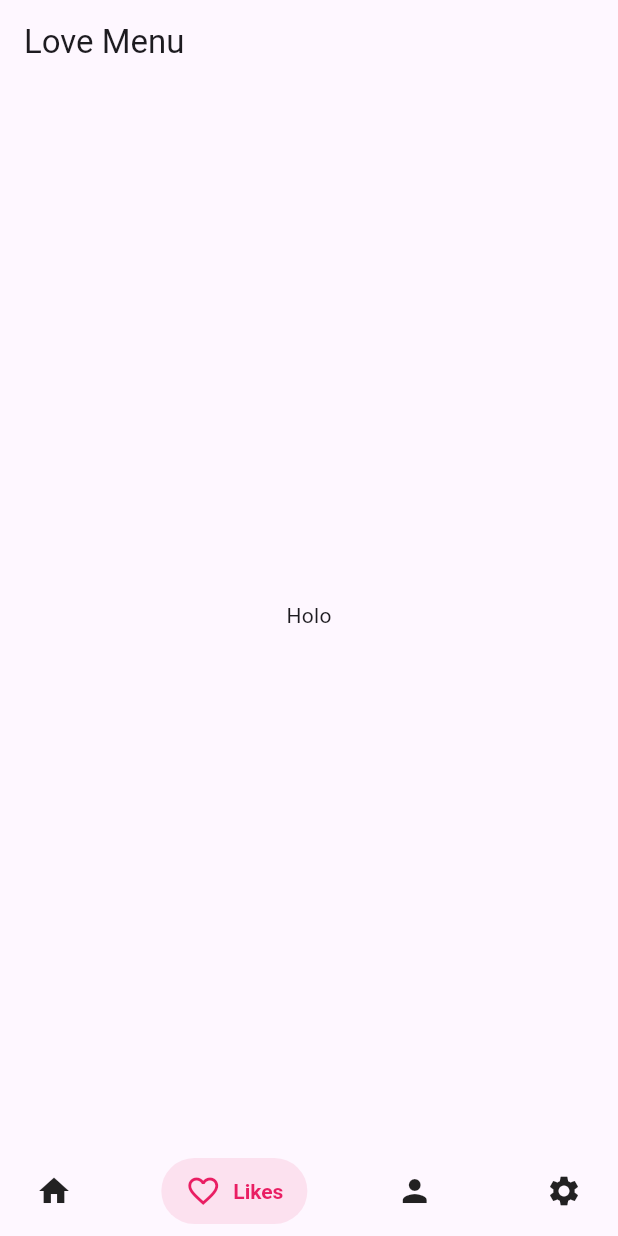
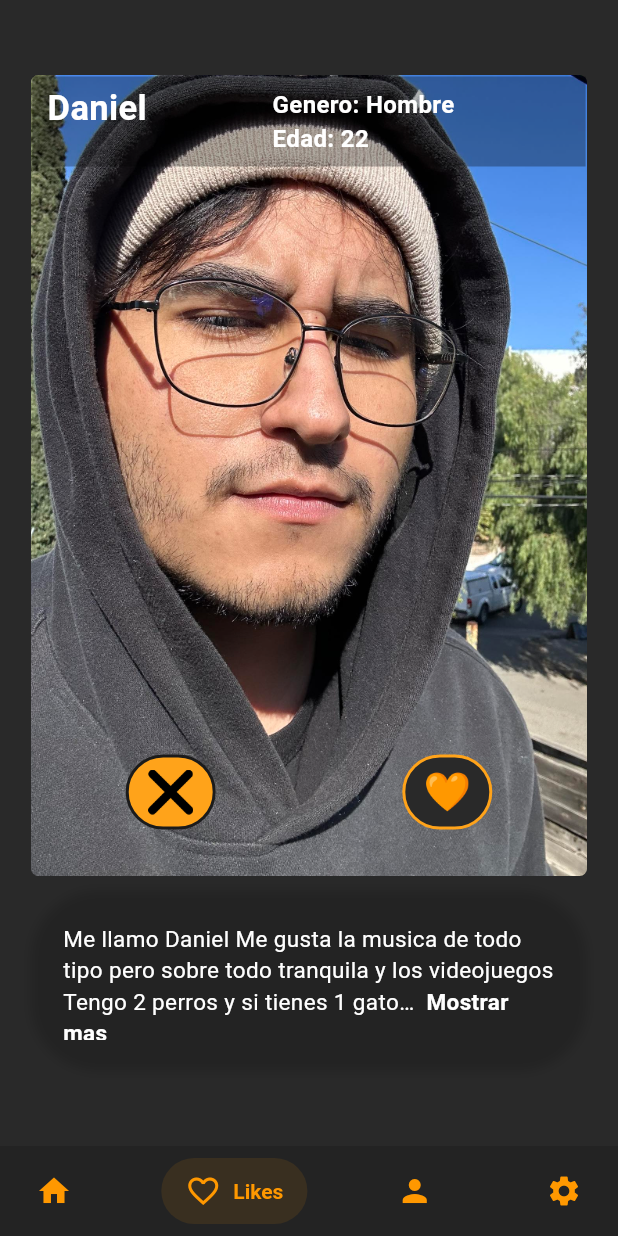
Before and after one commit to Thereaper200/LoveLinkFlutter, a Flutter app: the LoveMenu screen opened directly, item 2 of the bottom bar chosen, on a phone screen of 412 x 824 dp. Run offline on Flutter 3.47's test engine with Material 3 defaults, Android fonts, the phone set to English and light mode, and no system bars; drawn by our look-alikes of readmore, salomon_bottom_bar.

Commit message:
Revision de Anselmo

```diff
--- a/lib/constants.dart
+++ b/lib/constants.dart
@@ -0,0 +1,4 @@
+import 'package:flutter/material.dart';
+
+Color background  = Color(0xff292929);
+Color backgroundNav  = Color(0xff232323);
--- a/lib/main.dart
+++ b/lib/main.dart
@@ -1,6 +1,6 @@
 import 'package:flutter/material.dart';
 import 'views/access/login.dart';
-import 'views/mainmenu.dart';
+import 'views/mainpages/mainmenu.dart';
 
 void main() {
   runApp(const MyApp());
@@ -16,11 +16,12 @@ class MyApp extends StatelessWidget {
     return MaterialApp(
       //debugShowCheckedModeBanner: false,
       title: 'Flutter Demo',
+      debugShowCheckedModeBanner: false,
       theme: ThemeData(
         colorScheme: ColorScheme.fromSeed(seedColor: Colors.deepPurple),
         useMaterial3: true,
       ),
-      home: const LoveMenu(),
+      home: const Login(),
     );
   }
 }
--- a/lib/views/access/login.dart
+++ b/lib/views/access/login.dart
@@ -1,6 +1,8 @@
 import 'package:flutter/material.dart';
 import '../components/lovetextfield.dart';
 import '../components/lovebutton.dart';
+import '../mainpages/mainmenu.dart';
+
 
 class Login extends StatefulWidget {
   const Login({super.key});
@@ -23,7 +25,9 @@ class _LoginState extends State<Login> {
       print("Es necesario una contraseña");
     return;
     }
-    print("Inicio de sesion exitoso");
+    Navigator.push(context,
+        MaterialPageRoute(builder: (context) => const LoveMenu())
+    );
   }
 
   double getTextFieldSize() {
@@ -33,7 +37,9 @@ class _LoginState extends State<Login> {
 
   @override
   Widget build(BuildContext context) {
-    return Scaffold(
+    return PopScope(
+      canPop: false,
+      child: Scaffold(
         body: SafeArea(
           child: Stack(
             children: [
@@ -42,7 +48,7 @@ class _LoginState extends State<Login> {
                 children: [
                   SizedBox(width: double.infinity,),
                   const Spacer(),
-                Image.asset("images/logo.jpeg", height: 200,),
+                  Image.asset("assets/images/logo.jpeg", height: 200,),
                   const Spacer(),
                   LoveTextField(
                     Wsize: getTextFieldSize(),
@@ -74,6 +80,7 @@ class _LoginState extends State<Login> {
             ],
           ),
         ),
+      )
     );
   }
 }
--- a/lib/views/mainmenu.dart
+++ b/lib/views/mainpages/mainmenu.dart
@@ -1,6 +1,7 @@
 import 'package:flutter/material.dart';
-import 'access/login.dart';
+import '../mainpages/matches/matches.dart';
 import 'package:salomon_bottom_bar/salomon_bottom_bar.dart';
+import '../../constants.dart';
 
 class LoveMenu extends StatefulWidget {
   const LoveMenu({Key? key}) : super(key: key);
@@ -13,10 +14,10 @@ class _LoveMenuState extends State<LoveMenu> {
   int _currentIndex = 0;
 
   final List<Widget> _screens = [
-    Login(),
     Center(
-      child: Text('Holo'),
+      child: Text('Home'),
     ),
+    Matches(),
     Center(
       child: Text('Tonotos'),
     ),
@@ -25,43 +26,53 @@ class _LoveMenuState extends State<LoveMenu> {
     )
   ];
 
+  void tabNavigation(int index){
+    setState(() {
+      _currentIndex = index;
+    });
+  }
+
   @override
   Widget build(BuildContext context) {
-    return Scaffold(
-      appBar: AppBar(
-        title: Text('Love Menu'),
-      ),
+    return PopScope(
+      canPop: false,
+      child: Scaffold(
       bottomNavigationBar: SalomonBottomBar(
+        selectedItemColor: Colors.black,
+        unselectedItemColor: Colors.orange,
+        backgroundColor: backgroundNav,
         currentIndex: _currentIndex,
-        onTap: (index) {
-          setState(() {
-            _currentIndex = index;
-          });
-        },
+        onTap: tabNavigation,
         items: [
           SalomonBottomBarItem(
             icon: Icon(Icons.home),
             title: Text("Home"),
-            selectedColor: Colors.purple,
+            selectedColor: Colors.orange,
           ),
           SalomonBottomBarItem(
             icon: Icon(Icons.favorite_border),
             title: Text("Likes"),
-            selectedColor: Colors.pink,
+            selectedColor: Colors.orange,
           ),
           SalomonBottomBarItem(
             icon: Icon(Icons.person),
             title: Text("Profile"),
-            selectedColor: Colors.teal,
+            selectedColor: Colors.orange,
           ),
           SalomonBottomBarItem(
             icon: Icon(Icons.settings),
             title: Text("Config"),
-            selectedColor: Colors.blueGrey,
+            selectedColor: Colors.orange,
           ),
         ],
       ),
-      body: _screens[_currentIndex],
+      body: Stack(
+        children: [
+          Container(color: background,),
+          _screens[_currentIndex]
+        ],
+      ),
+    )
     );
   }
 }
--- /dev/null
+++ b/lib/views/mainpages/matches/components/MatchButton.dart
@@ -0,0 +1,43 @@
+import 'package:flutter/material.dart';
+
+class MatchButton extends StatelessWidget {
+  final Color? colorin;
+  //final IconData icono;
+  //final Color? icono2;
+  final Color? colorbor;
+  final String imagePath;
+
+  const MatchButton({
+    Key? key,
+    required this.colorin,
+    //required this.icono,
+    /*this.icono2,*/ this.colorbor, required this.imagePath,
+  }) : super(key: key);
+
+  @override
+  Widget build(BuildContext context) {
+    return Stack(
+      children: [
+        Container(
+          height: 50,
+          width: 60,
+          decoration: BoxDecoration(
+            color: colorin,
+            borderRadius: BorderRadius.circular(100),
+            border: Border.all(
+              color: colorbor ?? Colors.transparent,
+              width: 2,
+            ),
+          ),
+          child: Center(
+            child: Container(
+                child: Image.asset(imagePath,
+                  height: 30,
+                  width: 30,)
+            ),
+          ),
+        )
+      ],
+    );
+  }
+}
--- /dev/null
+++ b/lib/views/mainpages/matches/components/PositionedText.dart
@@ -0,0 +1,42 @@
+import 'package:flutter/material.dart';
+
+class PositionedText extends StatelessWidget {
+  final String textLabel;
+  final double top;
+  final double left;
+  final double textSize;
+  final double width;
+  final double height;
+
+  const PositionedText(
+      {super.key,
+      required this.textLabel,
+      required this.top,
+      required this.left,
+      required this.textSize,
+      required this.width,
+      required this.height});
+
+  @override
+  Widget build(BuildContext context) {
+    return Positioned(
+      top: top,
+      left: left,
+      child: Container(
+        width: width,
+        height: height,
+        child: Text(
+          textLabel,
+          overflow: TextOverflow.ellipsis,
+          maxLines: 1,
+          softWrap: false,
+          style: TextStyle(
+            color: Colors.white,
+            fontSize: textSize,
+            fontWeight: FontWeight.bold,
+          ),
+        ),
+      ),
+    );
+  }
+}
--- /dev/null
+++ b/lib/views/mainpages/matches/components/ReadMore.dart
@@ -0,0 +1,49 @@
+import 'package:flutter/material.dart';
+import 'package:readmore/readmore.dart';
+
+class ReadMore extends StatelessWidget {
+  final String descripcion;
+
+  const ReadMore({Key? key, required this.descripcion}) : super(key: key);
+
+  @override
+  Widget build(BuildContext context) {
+    return Container(
+      width: 370,
+      height: 120,
+      padding: const EdgeInsets.all(20),
+      decoration: BoxDecoration(
+        border: Border.all(color: Colors.transparent),
+        borderRadius: BorderRadius.all(Radius.circular(45)),
+        boxShadow: const [
+          BoxShadow(
+            color: Color(0xff232323),
+            blurRadius: 5.0,
+            offset: Offset(0, 0),
+          )
+        ],
+      ),
+      child: SingleChildScrollView(
+        child: Expanded(
+          child: ReadMoreText(
+            descripcion,
+            trimLines: 3,
+            textAlign: TextAlign.left,
+            trimMode: TrimMode.Line,
+            trimCollapsedText: ' Mostrar mas',
+            trimExpandedText: ' Mostrar menos',
+            lessStyle: const TextStyle(
+              fontWeight: FontWeight.bold,
+              color: Colors.white,
+            ),
+            moreStyle: const TextStyle(
+              fontWeight: FontWeight.bold,
+              color: Colors.white,
+            ),
+            style: TextStyle(fontSize: 15, color: Colors.white),
+          ),
+        ),
+      ),
+    );
+  }
+}
--- /dev/null
+++ b/lib/views/mainpages/matches/matches.dart
@@ -0,0 +1,160 @@
+import 'package:flutter/material.dart';
+import 'package:flutter/rendering.dart';
+import 'package:lovelink/views/mainpages/matches/components/PositionedText.dart';
+import 'package:lovelink/views/mainpages/matches/components/MatchButton.dart';
+import 'package:lovelink/views/mainpages/matches/components/ReadMore.dart';
+import 'package:lovelink/constants.dart';
+
+
+class Matches extends StatefulWidget {
+  const Matches({super.key});
+
+  @override
+  State<Matches> createState() => _MatchesState();
+}
+
+
+class _MatchesState extends State<Matches> {
+
+  void inputLike() {
+    print("Like");
+  }
+
+  void inputDislike() {
+    print("Dislike");
+  }
+
+
+  @override
+  Widget build(BuildContext context) {
+    return Scaffold(
+      backgroundColor: background,
+      body: SafeArea(
+        child: MatchesCard(
+          onDislike: inputDislike,
+          onlike: inputLike,
+          gender: "Hombre",
+          age: "22",
+          photo: "assets/images/Daniel.jpg",
+          name: "Daniel",
+          info: "Me llamo Daniel Me gusta la musica de todo tipo pero sobre todo tranquila y los videojuegos Tengo 2 perros y si tienes 1 gato podemos conocermos 😊 Espero conocerte pronto!",
+        ),
+      )
+    );
+  }
+}
+
+
+class MatchesCard extends StatelessWidget {
+  final void Function() onDislike;
+  final void Function() onlike;
+  final String name;
+  final String age;
+  final String info;
+  final String photo;
+  final String gender;
+
+  const MatchesCard({
+    super.key,
+    required this.onDislike,
+    required this.onlike,
+    required this.name,
+    required this.age,
+    required this.info,
+    required this.photo,
+    required this.gender,
+  });
+
+  @override
+  Widget build(BuildContext context) {
+    return Column(
+      mainAxisAlignment: MainAxisAlignment.center,
+      children: [
+        const SizedBox(
+          width: double.infinity,
+        ),
+        Container(
+          width: MediaQuery.of(context).size.width*0.9,
+          height: MediaQuery.of(context).size.height-290,
+          decoration: BoxDecoration(
+            image: DecorationImage(
+                image: AssetImage(photo),
+                fit: BoxFit.cover),
+            borderRadius: BorderRadius.circular(5),
+            border: Border.all(color: Colors.transparent),
+          ),
+          child: Stack(
+            children: [
+              Container(
+                width: double.infinity,
+                height: 60,
+                decoration: BoxDecoration(
+                    color: Colors.black.withOpacity(0.3),
+                    borderRadius: const BorderRadius.only(
+                        topLeft: Radius.circular(0),
+                        topRight: Radius.circular(0))),
+              ),
+              PositionedText(
+                textLabel: "Genero: ${gender}",
+                top: 7,
+                left: 160,
+                textSize: 16,
+                width: 140,
+                height: 60,
+              ),
+              PositionedText(
+                textLabel: "Edad: ${age}",
+                top: 30,
+                left: 160,
+                textSize: 16,
+                width: 130,
+                height: 60,
+              ),
+              PositionedText(
+                textLabel: name,
+                top: 5,
+                left: 10,
+                textSize: 23,
+                width: 140,
+                height: 160,
+              ),
+              Column(
+                mainAxisAlignment: MainAxisAlignment.end,
+                children: [
+                  Row(
+                    mainAxisAlignment: MainAxisAlignment.spaceAround,
+                    children: [
+                      GestureDetector(
+                        onTap: ()=>onDislike(),
+                        child: const MatchButton(
+                          colorin: Color(0xffffa31a),
+                          colorbor: Color(0xff1b1b1b),
+                          imagePath: "assets/icons/Xg.png",
+                        ),
+                      ),
+                      GestureDetector(
+                        onTap: ()=>onlike(),
+                        child: const MatchButton(
+                          colorin: Color(0xFF292929),
+                          colorbor: Color(0xffffa31a),
+                          imagePath: "assets/icons/Corazon.png",
+                        ),
+                      )
+                    ],
+                  ),
+                  const SizedBox(
+                    height: 30,
+                  )
+                ],
+              )
+            ],
+          ),
+        ),
+        const SizedBox(
+          height: 10,
+        ),
+        ReadMore(descripcion: info)
+      ],
+    );
+  }
+}
--- a/pubspec.yaml
+++ b/pubspec.yaml
@@ -36,6 +36,8 @@ dependencies:
   # Use with the CupertinoIcons class for iOS style icons.
   cupertino_icons: ^1.0.2
   salomon_bottom_bar: ^3.3.2
+  readmore: ^2.2.0
+  expandable: ^5.0.1
 
 dev_dependencies:
   flutter_test:
@@ -61,7 +63,8 @@ flutter:
 
   # To add assets to your application, add an assets section, like this:
   assets:
-    - images/logo.jpeg
+    - assets/icons/
+    - assets/images/
 
   # An image asset can refer to one or more resolution-specific "variants", see
   # https://flutter.dev/assets-and-images/#resolution-aware
```
Also changed, not shown: assets/icons/Close.png (added), assets/icons/Corazon.png (added), assets/icons/X.png (added), assets/icons/Xg.png (added), assets/icons/Xs.png (added), assets/icons/green-love.png (added), assets/icons/main_icon.png (added), assets/images/Daniel.jpg (added), assets/images/logo.jpeg (renamed from images/logo.jpeg), pubspec.lock, 2 other files. Lines whose indentation alone changed are shown as unchanged.
